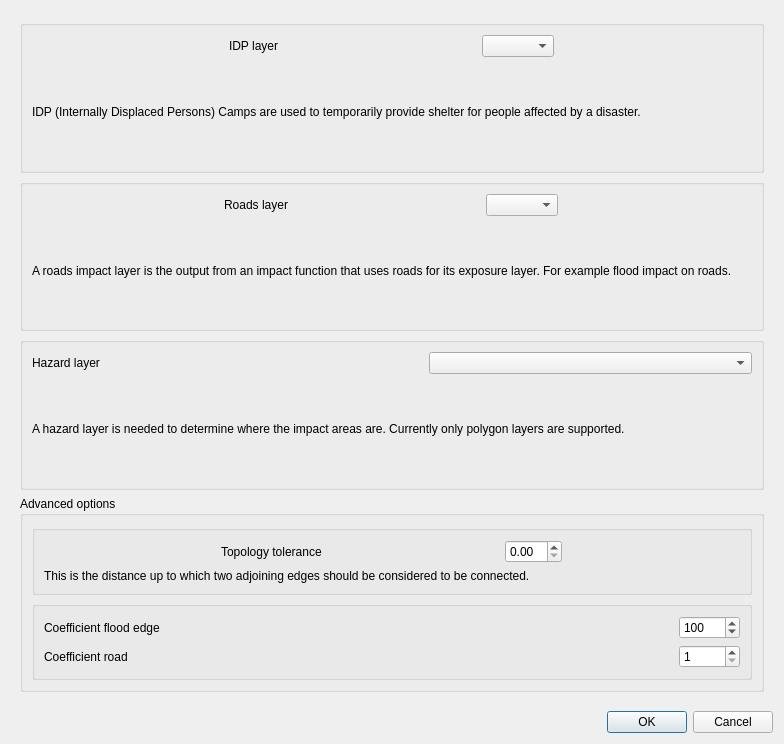
Before: the Qt Designer form safe/routing/gui/routing_dialog_base.ui in inasafe/inasafe, drawn with Qt 5.
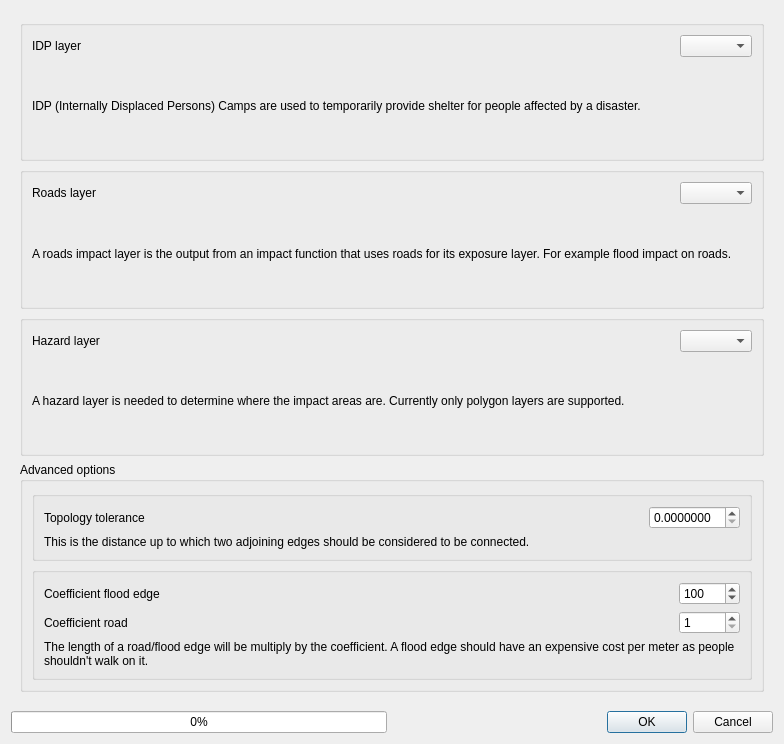
After: the same form once the commit is applied.

```diff
--- a/safe/routing/gui/routing_dialog_base.ui
+++ b/safe/routing/gui/routing_dialog_base.ui
@@ -49,7 +49,7 @@
         <x>0</x>
         <y>0</y>
         <width>776</width>
-        <height>696</height>
+        <height>694</height>
        </rect>
       </property>
       <layout class="QVBoxLayout" name="verticalLayout_6">
@@ -70,7 +70,7 @@
             <item>
              <widget class="QLabel" name="label">
               <property name="sizePolicy">
-               <sizepolicy hsizetype="Maximum" vsizetype="Preferred">
+               <sizepolicy hsizetype="Fixed" vsizetype="Preferred">
                 <horstretch>0</horstretch>
                 <verstretch>0</verstretch>
                </sizepolicy>
@@ -80,6 +80,19 @@
               </property>
              </widget>
             </item>
+            <item>
+             <spacer name="horizontalSpacer">
+              <property name="orientation">
+               <enum>Qt::Horizontal</enum>
+              </property>
+              <property name="sizeHint" stdset="0">
+               <size>
+                <width>40</width>
+                <height>20</height>
+               </size>
+              </property>
+             </spacer>
+            </item>
             <item>
              <widget class="QComboBox" name="cbo_idp_layer">
               <property name="sizePolicy">
@@ -144,6 +157,19 @@
               </property>
              </widget>
             </item>
+            <item>
+             <spacer name="horizontalSpacer_2">
+              <property name="orientation">
+               <enum>Qt::Horizontal</enum>
+              </property>
+              <property name="sizeHint" stdset="0">
+               <size>
+                <width>40</width>
+                <height>20</height>
+               </size>
+              </property>
+             </spacer>
+            </item>
             <item>
              <widget class="QComboBox" name="cbo_roads_layer">
               <property name="sizePolicy">
@@ -203,7 +229,7 @@
              </widget>
             </item>
             <item>
-             <spacer name="horizontalSpacer_2">
+             <spacer name="horizontalSpacer_3">
               <property name="orientation">
                <enum>Qt::Horizontal</enum>
               </property>
@@ -218,7 +244,7 @@
             <item>
              <widget class="QComboBox" name="cbo_hazard_layer">
               <property name="sizePolicy">
-               <sizepolicy hsizetype="MinimumExpanding" vsizetype="Fixed">
+               <sizepolicy hsizetype="Maximum" vsizetype="Fixed">
                 <horstretch>0</horstretch>
                 <verstretch>0</verstretch>
                </sizepolicy>
@@ -282,6 +308,19 @@
                  </property>
                 </widget>
                </item>
+               <item>
+                <spacer name="horizontalSpacer_4">
+                 <property name="orientation">
+                  <enum>Qt::Horizontal</enum>
+                 </property>
+                 <property name="sizeHint" stdset="0">
+                  <size>
+                   <width>40</width>
+                   <height>20</height>
+                  </size>
+                 </property>
+                </spacer>
+               </item>
                <item>
                 <widget class="QDoubleSpinBox" name="spin_topology_tolerance">
                  <property name="sizePolicy">
@@ -290,6 +329,12 @@
                    <verstretch>0</verstretch>
                   </sizepolicy>
                  </property>
+                 <property name="decimals">
+                  <number>7</number>
+                 </property>
+                 <property name="singleStep">
+                  <double>0.000500000000000</double>
+                 </property>
                 </widget>
                </item>
               </layout>
@@ -324,7 +369,7 @@
                <item>
                 <widget class="QLabel" name="label_9">
                  <property name="sizePolicy">
-                  <sizepolicy hsizetype="Ignored" vsizetype="Preferred">
+                  <sizepolicy hsizetype="Maximum" vsizetype="Preferred">
                    <horstretch>0</horstretch>
                    <verstretch>0</verstretch>
                   </sizepolicy>
@@ -334,6 +379,19 @@
                  </property>
                 </widget>
                </item>
+               <item>
+                <spacer name="horizontalSpacer_5">
+                 <property name="orientation">
+                  <enum>Qt::Horizontal</enum>
+                 </property>
+                 <property name="sizeHint" stdset="0">
+                  <size>
+                   <width>40</width>
+                   <height>20</height>
+                  </size>
+                 </property>
+                </spacer>
+               </item>
                <item>
                 <widget class="QSpinBox" name="spin_flood_edge">
                  <property name="sizePolicy">
@@ -363,7 +421,7 @@
                <item>
                 <widget class="QLabel" name="label_10">
                  <property name="sizePolicy">
-                  <sizepolicy hsizetype="Minimum" vsizetype="Preferred">
+                  <sizepolicy hsizetype="Maximum" vsizetype="Preferred">
                    <horstretch>0</horstretch>
                    <verstretch>0</verstretch>
                   </sizepolicy>
@@ -373,6 +431,19 @@
                  </property>
                 </widget>
                </item>
+               <item>
+                <spacer name="horizontalSpacer_6">
+                 <property name="orientation">
+                  <enum>Qt::Horizontal</enum>
+                 </property>
+                 <property name="sizeHint" stdset="0">
+                  <size>
+                   <width>40</width>
+                   <height>20</height>
+                  </size>
+                 </property>
+                </spacer>
+               </item>
                <item>
                 <widget class="QSpinBox" name="spin_road">
                  <property name="sizePolicy">
@@ -391,6 +462,16 @@
                </item>
               </layout>
              </item>
+             <item>
+              <widget class="QLabel" name="label_11">
+               <property name="text">
+                <string>The length of a road/flood edge will be multiply by the coefficient. A flood edge should have an expensive cost per meter as people shouldn't walk on it.</string>
+               </property>
+               <property name="wordWrap">
+                <bool>true</bool>
+               </property>
+              </widget>
+             </item>
             </layout>
            </widget>
           </item>
@@ -402,14 +483,25 @@
     </widget>
    </item>
    <item>
-    <widget class="QDialogButtonBox" name="button_box">
-     <property name="orientation">
-      <enum>Qt::Horizontal</enum>
-     </property>
-     <property name="standardButtons">
-      <set>QDialogButtonBox::Cancel|QDialogButtonBox::Ok</set>
-     </property>
-    </widget>
+    <layout class="QHBoxLayout" name="horizontalLayout_7">
+     <item>
+      <widget class="QProgressBar" name="progress">
+       <property name="value">
+        <number>0</number>
+       </property>
+      </widget>
+     </item>
+     <item>
+      <widget class="QDialogButtonBox" name="button_box">
+       <property name="orientation">
+        <enum>Qt::Horizontal</enum>
+       </property>
+       <property name="standardButtons">
+        <set>QDialogButtonBox::Cancel|QDialogButtonBox::Ok</set>
+       </property>
+      </widget>
+     </item>
+    </layout>
    </item>
   </layout>
  </widget>
```
